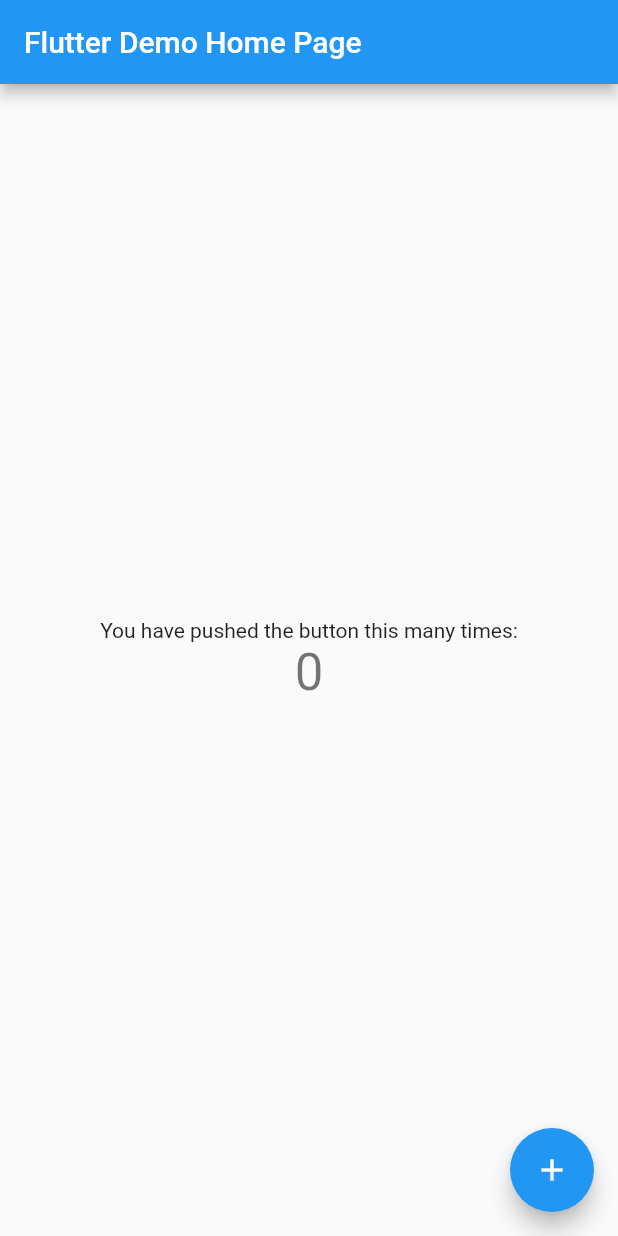
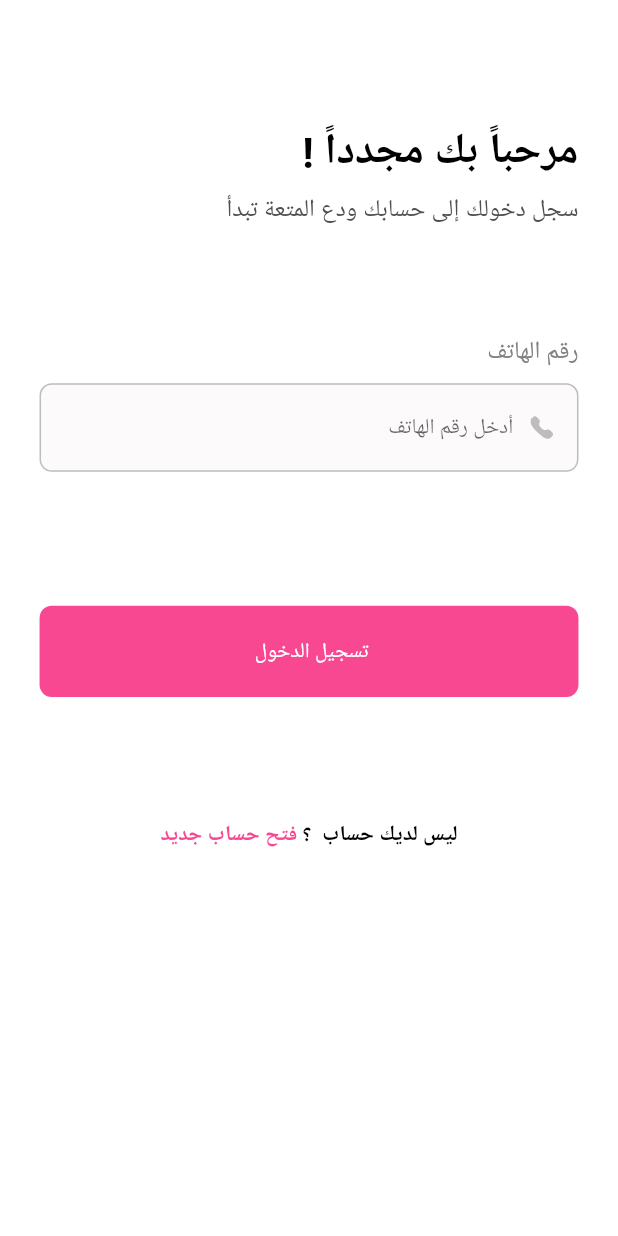
Before and after one commit to djellalifouad/momyzdelivery2, a Flutter app: the screen it shows after launch, on a phone screen of 412 x 824 dp. Run offline on Flutter 3.47's test engine with Material 2 defaults, Android fonts, the light colour scheme and no system bars; our stand-ins replace flutter_screenutil, flutter_svg, get, google_fonts.

Commit message:
signup and login and welcome screens

```diff
--- /dev/null
+++ b/lib/constant/pallete.const.dart
@@ -0,0 +1,9 @@
+import 'package:flutter/material.dart';
+
+class Pallete {
+  static Color backGroundColor = Color.fromRGBO(255, 255, 255, 1);
+
+  static Color pinkColorPrinciple = Color.fromRGBO(249, 72, 146, 1);
+  static Color greyColorPrinciple = Color.fromRGBO(130, 130, 130, 1);
+  static Color greyText = Color.fromRGBO(79, 79, 79, 1);
+}
--- a/lib/main.dart
+++ b/lib/main.dart
@@ -1,4 +1,9 @@
 import 'package:flutter/material.dart';
+import 'package:flutter_screenutil/flutter_screenutil.dart';
+import 'package:get/get_navigation/src/root/get_material_app.dart';
+import 'package:google_fonts/google_fonts.dart';
+import 'package:momyzdelivery/translations/data.translation.dart';
+import 'package:momyzdelivery/ui/views/view_login1.dart';
 
 void main() {
   runApp(const MyApp());
@@ -6,50 +11,36 @@
 
 class MyApp extends StatelessWidget {
   const MyApp({Key? key}) : super(key: key);
-
   // This widget is the root of your application.
   @override
   Widget build(BuildContext context) {
-    return MaterialApp(
-      title: 'Flutter Demo',
-      theme: ThemeData(
-        // This is the theme of your application.
-        //
-        // Try running your application with "flutter run". You'll see the
-        // application has a blue toolbar. Then, without quitting the app, try
-        // changing the primarySwatch below to Colors.green and then invoke
-        // "hot reload" (press "r" in the console where you ran "flutter run",
-        // or simply save your changes to "hot reload" in a Flutter IDE).
-        // Notice that the counter didn't reset back to zero; the application
-        // is not restarted.
-        primarySwatch: Colors.blue,
-      ),
-      home: const MyHomePage(title: 'Flutter Demo Home Page'),
-    );
+    return ScreenUtilInit(
+        designSize: Size(375, 812),
+        minTextAdapt: true,
+        splitScreenMode: true,
+        builder: () => GetMaterialApp(
+              translations: LocalString(),
+              locale: Locale('ar', 'AR'),
+              theme: ThemeData(
+                textTheme: GoogleFonts.ibmPlexSansArabicTextTheme(
+                  Theme.of(context).textTheme,
+                ),
+              ),
+              debugShowCheckedModeBanner: false,
+              home: Login1View(),
+            ));
   }
 }
 
 class MyHomePage extends StatefulWidget {
   const MyHomePage({Key? key, required this.title}) : super(key: key);
-
-  // This widget is the home page of your application. It is stateful, meaning
-  // that it has a State object (defined below) that contains fields that affect
-  // how it looks.
-
-  // This class is the configuration for the state. It holds the values (in this
-  // case the title) provided by the parent (in this case the App widget) and
-  // used by the build method of the State. Fields in a Widget subclass are
-  // always marked "final".
-
   final String title;
-
   @override
   State<MyHomePage> createState() => _MyHomePageState();
 }
 
 class _MyHomePageState extends State<MyHomePage> {
   int _counter = 0;
-
   void _incrementCounter() {
     setState(() {
       // This call to setState tells the Flutter framework that something has
--- /dev/null
+++ b/lib/translations/data.translation.dart
@@ -0,0 +1,57 @@
+import 'package:get/get.dart';
+
+class LocalString extends Translations {
+  @override
+  Map<String, Map<String, String>> get keys => {
+        'en_US': {
+          'welcome': 'welcome again !',
+          'welcome_desc2': "Create your account and start experimenting",
+          'welcome_desc': 'Log in to your account and let the fun begin',
+          'phone_number': 'Phone number',
+          'enter_phone_number': 'Enter your phone number',
+          'login': 'Login',
+          'not_have_account': "Don't have an account?",
+          'create_account': 'open a new account',
+          'welcome2': 'Welcome !',
+          'fullName': 'Full name',
+          'address': 'Address',
+          'enter_address': "Enter address",
+          'enter_fullName': "Enter fullname",
+          'next_step': 'Next Step',
+          'enter_delivery_type': 'Enter delivery type',
+          'delivery_type': 'Delivery Type',
+          'vehicule_type': 'Vehicle plate number',
+          'name_vehicule': 'Vehicle name and type',
+          'enter_vehicule_type': 'Enter vehicle plate number',
+          'enter_name_vehicule': 'Enter vehicle name and type',
+          'thanks_for_registring': "Thanks for registering",
+          'thanks_wait':
+              "You will receive a phone message regarding the acceptance of your request by the administration. Thank you for your interest",
+        },
+        'ar_AR': {
+          'welcome': 'مرحباً بك مجدداً !',
+          'welcome_desc2': "انشئ حسابك وأبدأ التجربة",
+          'welcome_desc': 'سجل دخولك إلى حسابك ودع المتعة تبدأ ',
+          'phone_number': 'رقم الهاتف',
+          'enter_phone_number': 'أدخل رقم الهاتف',
+          'login': 'تسجيل الدخول ',
+          'not_have_account': 'ليس لديك حساب  ؟ ',
+          'create_account': 'فتح حساب جديد',
+          'welcome2': "مرحباً بك ! ",
+          'fullName': 'الاسم الكامل',
+          'address': 'عنوان',
+          'next_step': 'الخطوة التالية',
+          'enter_address': "أدخل العنوان",
+          'enter_fullName': "أدخل الاسم الكامل",
+          'delivery_type': 'نوع التوصيل',
+          'enter_delivery_type': 'أدخل نوع التوصيل',
+          'vehicule_type': 'رقم لوحة المركبة',
+          'name_vehicule': 'إسم ونوع المركبة',
+          'enter_vehicule_type': 'أدخل رقم لوحة المركبة',
+          'enter_name_vehicule': 'أدخل اسم السيارة ونوعها',
+          'thanks_for_registring': "شكرا على التسجيل",
+          'thanks_wait':
+              "ستتلقى رسالة هاتفية في حل قبول طلبك من طرف الإداراة شكرا على الإهتمام",
+        }
+      };
+}
--- /dev/null
+++ b/lib/ui/views/components/component_button.dart
@@ -0,0 +1,36 @@
+import 'package:flutter_screenutil/flutter_screenutil.dart';
+import 'package:flutter/material.dart';
+
+import '../../../constant/pallete.const.dart';
+import 'package:get/get.dart';
+
+class ButtonComponent extends StatelessWidget {
+  Function function;
+  String title;
+  ButtonComponent(
+    this.title,
+    this.function,
+  );
+
+  @override
+  Widget build(BuildContext context) {
+    return InkWell(
+      onTap: () {
+        function();
+      },
+      child: Container(
+        width: 327.w,
+        height: 60.h,
+        decoration: BoxDecoration(
+          borderRadius: BorderRadius.circular(8.sp),
+          color: Pallete.pinkColorPrinciple,
+        ),
+        child: Center(
+            child: Text(
+          title,
+          style: TextStyle(color: Colors.white),
+        )),
+      ),
+    );
+  }
+}
--- /dev/null
+++ b/lib/ui/views/components/component_textField.dart
@@ -0,0 +1,58 @@
+import 'package:flutter/material.dart';
+import 'package:flutter_screenutil/flutter_screenutil.dart';
+import 'package:flutter_svg/svg.dart';
+import 'package:get/get.dart';
+import '../../../constant/pallete.const.dart';
+
+class TextFormFieldComponent extends StatelessWidget {
+  String title;
+  String icon;
+  String icon2;
+  TextFormFieldComponent(
+      {required this.title, required this.icon, required this.icon2});
+
+  @override
+  Widget build(BuildContext context) {
+    return TextFormField(
+      style: TextStyle(fontSize: 14.sp, fontWeight: FontWeight.w400),
+      decoration: InputDecoration(
+        prefixIconConstraints: BoxConstraints(
+          maxHeight: 15.sp,
+          maxWidth: title.isNotEmpty ? 45.sp : 30.sp,
+        ),
+        suffixIconConstraints: BoxConstraints(
+          maxHeight: 15.sp,
+          maxWidth: title.isNotEmpty ? 75.sp : 30.sp,
+        ),
+
+        prefixIcon: icon.isNotEmpty
+            ? Padding(
+                padding: EdgeInsets.only(right: 15.w, left: 10.w),
+                child: SvgPicture.asset(
+                  icon,
+                ),
+              )
+            : Container(),
+        suffixIcon: icon2.isNotEmpty
+            ? Padding(
+                padding: EdgeInsets.only(left: 20.w, right: 10.w),
+                child: SvgPicture.asset(
+                  icon2,
+                ),
+              )
+            : Container(),
+        filled: true,
+        fillColor: Color.fromRGBO(252, 250, 250, 1),
+        hintText: title,
+        focusedBorder: OutlineInputBorder(
+          borderSide: BorderSide(color: Pallete.pinkColorPrinciple),
+          borderRadius: BorderRadius.circular(8.sp),
+        ),
+        enabledBorder: OutlineInputBorder(
+          borderSide: BorderSide(color: Color.fromRGBO(189, 189, 189, 1)),
+          borderRadius: BorderRadius.circular(8.sp),
+        ),
+      ),
+    );
+  }
+}
--- /dev/null
+++ b/lib/ui/views/view_login1.dart
@@ -0,0 +1,113 @@
+import 'package:flutter/material.dart';
+import 'package:flutter_screenutil/flutter_screenutil.dart';
+import 'package:flutter_svg/svg.dart';
+import 'package:get/get.dart';
+import 'package:google_fonts/google_fonts.dart';
+import 'package:momyzdelivery/ui/views/view_login2.dart';
+
+import '../../constant/pallete.const.dart';
+import 'components/component_button.dart';
+import 'components/component_textField.dart';
+
+class Login1View extends StatelessWidget {
+  const Login1View({Key? key}) : super(key: key);
+
+  @override
+  Widget build(BuildContext context) {
+    return SafeArea(
+      child: Scaffold(
+        backgroundColor: Pallete.backGroundColor,
+        body: Padding(
+          padding: EdgeInsets.symmetric(
+            horizontal: 24.w,
+          ),
+          child: Align(
+            alignment: Alignment.topRight,
+            child: SingleChildScrollView(
+              child: Column(
+                  crossAxisAlignment: CrossAxisAlignment.start,
+                  children: [
+                    SizedBox(
+                      height: 81.h,
+                    ),
+                    Text(
+                      "welcome".tr,
+                      textAlign: TextAlign.start,
+                      style: TextStyle(
+                        color: Colors.black,
+                        fontWeight: FontWeight.w700,
+                        fontSize: 28.sp,
+                      ),
+                    ),
+                    SizedBox(
+                      height: 8.h,
+                    ),
+                    Text(
+                      "welcome_desc".tr,
+                      textAlign: TextAlign.start,
+                      style: TextStyle(
+                        color: Pallete.greyText,
+                        fontSize: 16.sp,
+                        fontWeight: FontWeight.w400,
+                      ),
+                    ),
+                    SizedBox(
+                      height: 71.h,
+                    ),
+                    Text(
+                      'phone_number'.tr,
+                      style: TextStyle(
+                        color: Pallete.greyColorPrinciple,
+                        fontSize: 16.sp,
+                        fontWeight: FontWeight.w400,
+                      ),
+                    ),
+                    SizedBox(
+                      height: 10.h,
+                    ),
+                    TextFormFieldComponent(
+                      title: 'enter_phone_number'.tr,
+                      icon: 'assets/icons/phone.svg',
+                      icon2: '',
+                    ),
+                    SizedBox(
+                      height: 88.h,
+                    ),
+                    ButtonComponent('login'.tr, () {
+                      Navigator.push(
+                          context,
+                          MaterialPageRoute(
+                              builder: (context) => Login2View()));
+                    }),
+                    SizedBox(
+                      height: 81.h,
+                    ),
+                    Row(
+                      mainAxisAlignment: MainAxisAlignment.center,
+                      children: [
+                        Text(
+                          'not_have_account'.tr,
+                          style: TextStyle(
+                            color: Colors.black,
+                            fontSize: 14.sp,
+                            fontWeight: FontWeight.w600,
+                          ),
+                        ),
+                        Text(
+                          'create_account'.tr,
+                          style: TextStyle(
+                            color: Pallete.pinkColorPrinciple,
+                            fontSize: 14.sp,
+                            fontWeight: FontWeight.w600,
+                          ),
+                        )
+                      ],
+                    ),
+                  ]),
+            ),
+          ),
+        ),
+      ),
+    );
+  }
+}
```
Also changed, not shown: lib/ui/views/view_login2.dart (added, +152 -0 lines), lib/ui/views/view_login3.dart (added, +128 -0 lines), lib/ui/views/wait_view.dart (added, +57 -0 lines), pubspec.yaml (+4 -4 lines), assets/icons/down.svg (added), assets/icons/location.svg (added), assets/icons/phone.svg (added), assets/icons/profile.svg (added), assets/icons/welcome.svg (added), pubspec.lock, 2 other files.
